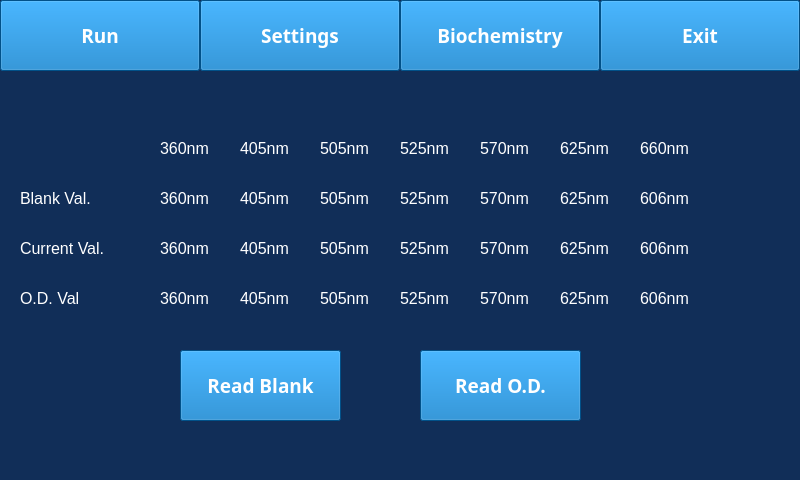
Before: the Qt Designer form mainwindow.ui in srikrishnan90/FIABC, drawn with Qt 5.
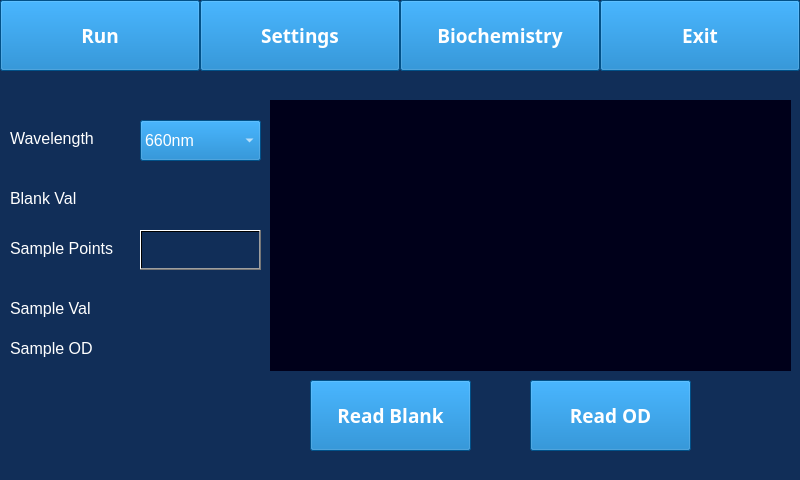
After: the same form once the commit is applied. Icons and pictures are not drawn. Custom widgets are drawn as their Qt base class.

Commit message: added graph support for BC

Patch:
```diff
--- a/mainwindow.ui
+++ b/mainwindow.ui
@@ -30,7 +30,7 @@
      <string notr="true">background:rgb(17, 46, 88)</string>
     </property>
     <property name="currentIndex">
-     <number>3</number>
+     <number>4</number>
     </property>
     <widget class="QWidget" name="page">
      <widget class="QCustomPlot" name="customPlot" native="true">
@@ -1708,7 +1708,7 @@
      <widget class="QPushButton" name="pushButton_45">
       <property name="geometry">
        <rect>
-        <x>180</x>
+        <x>120</x>
         <y>270</y>
         <width>161</width>
         <height>71</height>
@@ -1733,7 +1733,7 @@
      <widget class="QPushButton" name="pushButton_46">
       <property name="geometry">
        <rect>
-        <x>420</x>
+        <x>320</x>
         <y>270</y>
         <width>161</width>
         <height>71</height>
@@ -1755,6 +1755,370 @@
        <string>Read O.D.</string>
       </property>
      </widget>
+     <widget class="QPushButton" name="pushButton_47">
+      <property name="geometry">
+       <rect>
+        <x>520</x>
+        <y>270</y>
+        <width>161</width>
+        <height>71</height>
+       </rect>
+      </property>
+      <property name="font">
+       <font>
+        <family>PibotoLt</family>
+        <pointsize>14</pointsize>
+        <weight>75</weight>
+        <bold>true</bold>
+       </font>
+      </property>
+      <property name="styleSheet">
+       <string notr="true">background:rgb(1, 114, 192);
+color:rgb(255, 255, 255);</string>
+      </property>
+      <property name="text">
+       <string>Plot</string>
+      </property>
+     </widget>
+    </widget>
+    <widget class="QWidget" name="page_4">
+     <widget class="QComboBox" name="comboBox">
+      <property name="geometry">
+       <rect>
+        <x>140</x>
+        <y>40</y>
+        <width>121</width>
+        <height>41</height>
+       </rect>
+      </property>
+      <property name="font">
+       <font>
+        <pointsize>12</pointsize>
+       </font>
+      </property>
+      <property name="styleSheet">
+       <string notr="true">background:rgb(1, 114, 192);
+color:rgb(255, 255, 255);</string>
+      </property>
+      <item>
+       <property name="text">
+        <string>660nm</string>
+       </property>
+      </item>
+      <item>
+       <property name="text">
+        <string>625nm</string>
+       </property>
+      </item>
+      <item>
+       <property name="text">
+        <string>570nm</string>
+       </property>
+      </item>
+      <item>
+       <property name="text">
+        <string>525nm</string>
+       </property>
+      </item>
+      <item>
+       <property name="text">
+        <string>505nm</string>
+       </property>
+      </item>
+      <item>
+       <property name="text">
+        <string>405nm</string>
+       </property>
+      </item>
+      <item>
+       <property name="text">
+        <string>360nm</string>
+       </property>
+      </item>
+     </widget>
+     <widget class="QLabel" name="label_30">
+      <property name="geometry">
+       <rect>
+        <x>10</x>
+        <y>50</y>
+        <width>101</width>
+        <height>17</height>
+       </rect>
+      </property>
+      <property name="font">
+       <font>
+        <pointsize>12</pointsize>
+       </font>
+      </property>
+      <property name="styleSheet">
+       <string notr="true">background:rgb(17, 46, 88);
+color:rgb(255, 255, 255);</string>
+      </property>
+      <property name="text">
+       <string>Wavelength</string>
+      </property>
+     </widget>
+     <widget class="QLabel" name="label_32">
+      <property name="geometry">
+       <rect>
+        <x>10</x>
+        <y>110</y>
+        <width>101</width>
+        <height>17</height>
+       </rect>
+      </property>
+      <property name="font">
+       <font>
+        <pointsize>12</pointsize>
+       </font>
+      </property>
+      <property name="styleSheet">
+       <string notr="true">background:rgb(17, 46, 88);
+color:rgb(255, 255, 255);</string>
+      </property>
+      <property name="text">
+       <string>Blank Val</string>
+      </property>
+     </widget>
+     <widget class="QLabel" name="label_33">
+      <property name="geometry">
+       <rect>
+        <x>140</x>
+        <y>110</y>
+        <width>111</width>
+        <height>17</height>
+       </rect>
+      </property>
+      <property name="font">
+       <font>
+        <pointsize>12</pointsize>
+       </font>
+      </property>
+      <property name="styleSheet">
+       <string notr="true">background:rgb(17, 46, 88);
+color:rgb(255, 255, 255);</string>
+      </property>
+      <property name="text">
+       <string/>
+      </property>
+     </widget>
+     <widget class="QPushButton" name="pushButton_48">
+      <property name="geometry">
+       <rect>
+        <x>310</x>
+        <y>300</y>
+        <width>161</width>
+        <height>71</height>
+       </rect>
+      </property>
+      <property name="font">
+       <font>
+        <family>PibotoLt</family>
+        <pointsize>14</pointsize>
+        <weight>75</weight>
+        <bold>true</bold>
+       </font>
+      </property>
+      <property name="styleSheet">
+       <string notr="true">background:rgb(1, 114, 192);
+color:rgb(255, 255, 255);</string>
+      </property>
+      <property name="text">
+       <string>Read Blank</string>
+      </property>
+     </widget>
+     <widget class="QPushButton" name="pushButton_49">
+      <property name="geometry">
+       <rect>
+        <x>530</x>
+        <y>300</y>
+        <width>161</width>
+        <height>71</height>
+       </rect>
+      </property>
+      <property name="font">
+       <font>
+        <family>PibotoLt</family>
+        <pointsize>14</pointsize>
+        <weight>75</weight>
+        <bold>true</bold>
+       </font>
+      </property>
+      <property name="styleSheet">
+       <string notr="true">background:rgb(1, 114, 192);
+color:rgb(255, 255, 255);</string>
+      </property>
+      <property name="text">
+       <string>Read OD</string>
+      </property>
+     </widget>
+     <widget class="QPushButton" name="pushButton_27">
+      <property name="geometry">
+       <rect>
+        <x>140</x>
+        <y>150</y>
+        <width>121</width>
+        <height>40</height>
+       </rect>
+      </property>
+      <property name="styleSheet">
+       <string notr="true">background:qlineargradient(spread:pad, x1:0, y1:0, x2:1, y2:0, stop:0 rgba(0, 0, 0, 0), stop:1 rgba(0,0,0,0))</string>
+      </property>
+      <property name="text">
+       <string/>
+      </property>
+     </widget>
+     <widget class="QLabel" name="label_34">
+      <property name="geometry">
+       <rect>
+        <x>10</x>
+        <y>160</y>
+        <width>121</width>
+        <height>17</height>
+       </rect>
+      </property>
+      <property name="font">
+       <font>
+        <pointsize>12</pointsize>
+       </font>
+      </property>
+      <property name="styleSheet">
+       <string notr="true">background:rgb(17, 46, 88);
+color:rgb(255, 255, 255);</string>
+      </property>
+      <property name="text">
+       <string>Sample Points</string>
+      </property>
+     </widget>
+     <widget class="QLineEdit" name="lineEdit_10">
+      <property name="geometry">
+       <rect>
+        <x>140</x>
+        <y>150</y>
+        <width>121</width>
+        <height>40</height>
+       </rect>
+      </property>
+      <property name="styleSheet">
+       <string notr="true">background:rgb(17, 46, 88);
+color:rgb(255, 255, 255);</string>
+      </property>
+     </widget>
+     <widget class="QLabel" name="label_35">
+      <property name="geometry">
+       <rect>
+        <x>10</x>
+        <y>220</y>
+        <width>101</width>
+        <height>17</height>
+       </rect>
+      </property>
+      <property name="font">
+       <font>
+        <pointsize>12</pointsize>
+       </font>
+      </property>
+      <property name="styleSheet">
+       <string notr="true">background:rgb(17, 46, 88);
+color:rgb(255, 255, 255);</string>
+      </property>
+      <property name="text">
+       <string>Sample Val</string>
+      </property>
+     </widget>
+     <widget class="QLabel" name="label_36">
+      <property name="geometry">
+       <rect>
+        <x>140</x>
+        <y>220</y>
+        <width>111</width>
+        <height>17</height>
+       </rect>
+      </property>
+      <property name="font">
+       <font>
+        <pointsize>12</pointsize>
+       </font>
+      </property>
+      <property name="styleSheet">
+       <string notr="true">background:rgb(17, 46, 88);
+color:rgb(255, 255, 255);</string>
+      </property>
+      <property name="text">
+       <string/>
+      </property>
+     </widget>
+     <widget class="QCustomPlot" name="customPlot_2" native="true">
+      <property name="geometry">
+       <rect>
+        <x>270</x>
+        <y>20</y>
+        <width>521</width>
+        <height>271</height>
+       </rect>
+      </property>
+      <property name="styleSheet">
+       <string notr="true">background:rgb(0, 0, 26)</string>
+      </property>
+     </widget>
+     <widget class="QLabel" name="label_37">
+      <property name="geometry">
+       <rect>
+        <x>140</x>
+        <y>260</y>
+        <width>111</width>
+        <height>17</height>
+       </rect>
+      </property>
+      <property name="font">
+       <font>
+        <pointsize>12</pointsize>
+       </font>
+      </property>
+      <property name="styleSheet">
+       <string notr="true">background:rgb(17, 46, 88);
+color:rgb(255, 255, 255);</string>
+      </property>
+      <property name="text">
+       <string/>
+      </property>
+     </widget>
+     <widget class="QLabel" name="label_38">
+      <property name="geometry">
+       <rect>
+        <x>10</x>
+        <y>260</y>
+        <width>101</width>
+        <height>17</height>
+       </rect>
+      </property>
+      <property name="font">
+       <font>
+        <pointsize>12</pointsize>
+       </font>
+      </property>
+      <property name="styleSheet">
+       <string notr="true">background:rgb(17, 46, 88);
+color:rgb(255, 255, 255);</string>
+      </property>
+      <property name="text">
+       <string>Sample OD</string>
+      </property>
+     </widget>
+     <zorder>lineEdit_10</zorder>
+     <zorder>comboBox</zorder>
+     <zorder>label_30</zorder>
+     <zorder>label_32</zorder>
+     <zorder>label_33</zorder>
+     <zorder>pushButton_48</zorder>
+     <zorder>pushButton_49</zorder>
+     <zorder>pushButton_27</zorder>
+     <zorder>label_34</zorder>
+     <zorder>label_35</zorder>
+     <zorder>label_36</zorder>
+     <zorder>customPlot_2</zorder>
+     <zorder>label_37</zorder>
+     <zorder>label_38</zorder>
     </widget>
    </widget>
    <widget class="QToolButton" name="toolButton">
```
Left out of the diff: 2 changed lines with no effect on the pictures. The commit also changes 2 other files.
